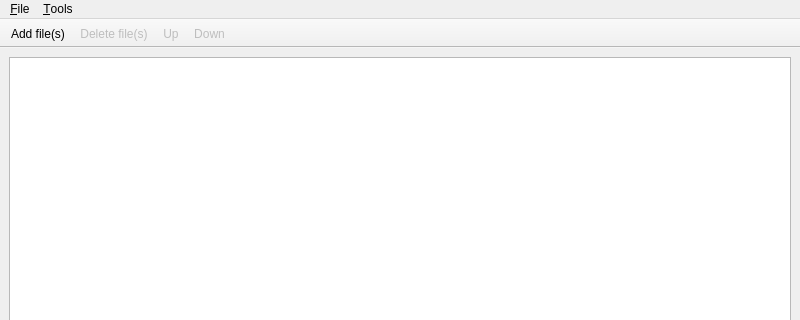
Dominoman/Cartmaker, file ui/mainwindow.ui: the form before one commit; both pictures show x 0 to 800 and y 0 to 320 of the 800 by 600 pixel window.
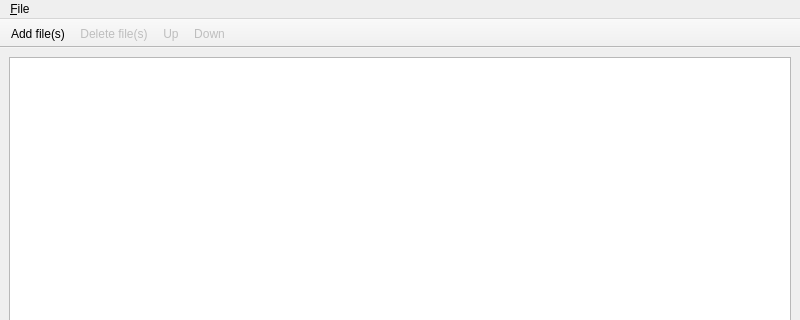
The form after the commit. Icons and pictures are not drawn.

```diff
--- a/ui/mainwindow.ui
+++ b/ui/mainwindow.ui
@@ -59,14 +59,7 @@
     <addaction name="separator"/>
     <addaction name="actionE_xit"/>
    </widget>
-   <widget class="QMenu" name="menu_Tools">
-    <property name="title">
-     <string>&amp;Tools</string>
-    </property>
-    <addaction name="action_Decompile"/>
-   </widget>
    <addaction name="menu_File"/>
-   <addaction name="menu_Tools"/>
   </widget>
   <widget class="QStatusBar" name="statusbar"/>
   <widget class="QToolBar" name="toolBar">
```
Left out of the diff: 32 changed lines with no effect on the pictures.
